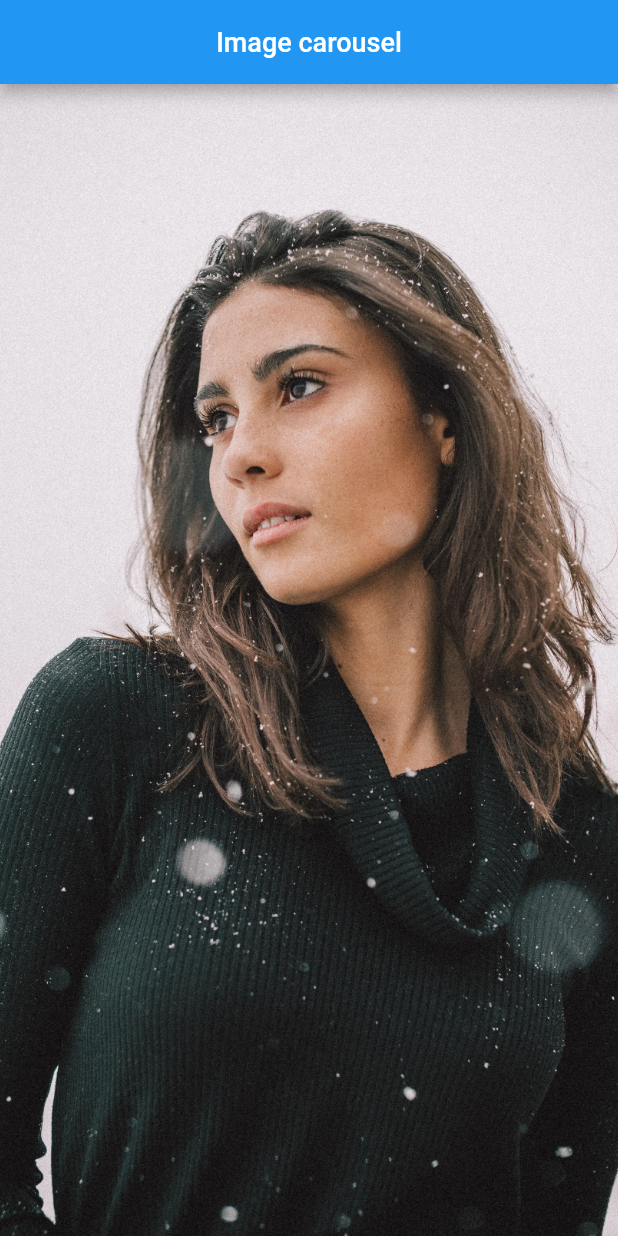
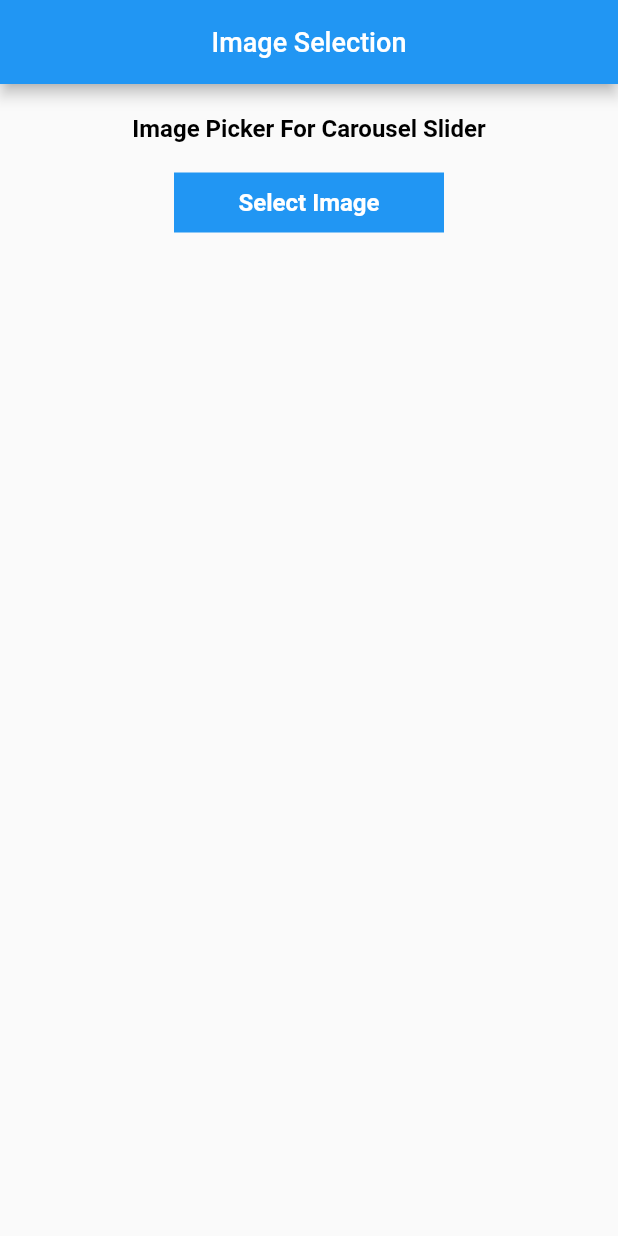
Before and after one commit to avnitambaliya31/File-Image-Carousel-Slider, a Flutter app: the screen it shows after launch, on a phone screen of 412 x 824 dp. Run offline on Flutter 3.47's test engine with Material 2 defaults, Android fonts, the light colour scheme and no system bars; drawn by our look-alikes of carousel_slider; our stand-ins replace image_picker.

Commit message:
File Iamge Carousel Slider

```diff
--- a/lib/home_page.dart
+++ b/lib/home_page.dart
@@ -1,5 +1,9 @@
+import 'dart:io';
+
 import 'package:carousel_slider/carousel_slider.dart';
 import 'package:flutter/material.dart';
+import 'package:image_picker/image_picker.dart';
+import 'package:image_slide_show/carousel_page.dart';
 
 class HomePage extends StatefulWidget {
   HomePage({Key? key}) : super(key: key);
@@ -9,15 +13,21 @@ class HomePage extends StatefulWidget {
 }
 
 class _HomePageState extends State<HomePage> {
-  List<String> listOfImages = [
-    "images/1.webp",
-    "images/2.webp",
-    "images/3.webp",
-    "images/4.webp",
-    "images/5.jpeg",
-    "images/splash3.jpg",
-    "images/splash3.webp"
-  ];
+  List<XFile> imageList = [];
+  final ImagePicker _picker = ImagePicker();
+
+  bool isSelectedImage = false;
+
+  imagePick() async {
+    try {
+      XFile? imageData = await _picker.pickImage(source: ImageSource.gallery);
+
+      setState(() {
+        imageList.add(imageData!);
+      });
+    } catch (e) {}
+  }
+
   @override
   Widget build(BuildContext context) {
     Size size = MediaQuery.of(context).size;
@@ -25,33 +35,124 @@ class _HomePageState extends State<HomePage> {
       appBar: AppBar(
         centerTitle: true,
         title: const Text(
-          "Image carousel",
+          "Image Selection",
           style: TextStyle(color: Colors.white, fontSize: 18),
         ),
       ),
       body: Container(
-          height: size.height,
-          width: size.width,
-          // color: Colors.red,
-          child: CarouselSlider(
-            items: listOfImages
-                .map((e) => Container(
-                      height: size.height,
-                      width: size.width,
-                      child: Image.asset(
-                        e,
-                        fit: BoxFit.cover,
+        height: size.height,
+        child: Column(
+          children: [
+            Expanded(
+              child: Column(
+                children: [
+                  const SizedBox(
+                    height: 20,
+                  ),
+                  const Center(
+                    child: Text(
+                      "Image Picker For Carousel Slider",
+                      style: TextStyle(
+                          color: Colors.black,
+                          fontSize: 16,
+                          fontWeight: FontWeight.bold),
+                    ),
+                  ),
+                  const SizedBox(
+                    height: 20,
+                  ),
+                  Container(
+                    height: 40,
+                    width: 180,
+                    color: Colors.blue,
+                    child: FlatButton(
+                      onPressed: () {
+                        imagePick();
+                        setState(() {
+                          isSelectedImage = true;
+                        });
+                      },
+                      child: const Text(
+                        "Select Image",
+                        style: TextStyle(
+                            color: Colors.white,
+                            fontSize: 16,
+                            fontWeight: FontWeight.bold),
                       ),
-                    ))
-                .toList(),
-            options: CarouselOptions(
-                viewportFraction: 1,
-                autoPlay: true,
-                autoPlayAnimationDuration: Duration(microseconds: 1000),
-                height: size.height,
-                autoPlayCurve: Curves.easeInOutCubicEmphasized,
-                scrollDirection: Axis.horizontal),
-          )),
+                    ),
+                  ),
+                  const SizedBox(
+                    height: 20,
+                  ),
+                  Expanded(
+                    child: GridView.builder(
+                        itemCount: imageList.length,
+                        gridDelegate:
+                            const SliverGridDelegateWithFixedCrossAxisCount(
+                                crossAxisCount: 3,
+                                mainAxisSpacing: 8,
+                                crossAxisSpacing: 8),
+                        itemBuilder: (context, index) {
+                          return SingleChildScrollView(
+                            child: Stack(
+                              children: [
+                                Container(
+                                  child:
+                                      Image.file(File(imageList[index].path)),
+                                ),
+                                GestureDetector(
+                                  onTap: () {
+                                    setState(() {
+                                      imageList.removeAt(index);
+                                    });
+                                  },
+                                  child: Container(
+                                    color: Colors.white,
+                                    child: Icon(
+                                      Icons.delete,
+                                      color: Colors.black,
+                                    ),
+                                  ),
+                                )
+                              ],
+                            ),
+                          );
+                        }),
+                  ),
+                ],
+              ),
+            ),
+            const SizedBox(
+              height: 8,
+            ),
+            isSelectedImage == true
+                ? Container(
+                    height: 50,
+                    width: 180,
+                    color: Colors.blue,
+                    child: FlatButton(
+                      onPressed: () {
+                        Navigator.of(context).push(MaterialPageRoute(
+                            builder: (_) => CarouselPage(
+                                  listCarousel: imageList,
+                                )));
+                      },
+                      child: const Text(
+                        "Make Carousel",
+                        style: TextStyle(
+                            color: Colors.white,
+                            fontSize: 16,
+                            fontWeight: FontWeight.bold),
+                      ),
+                    ),
+                  )
+                : Container(),
+            SizedBox(
+              height: 10,
+            )
+          ],
+        ),
+      ),
     );
   }
 }
--- a/lib/main.dart
+++ b/lib/main.dart
@@ -1,4 +1,5 @@
 import 'package:flutter/material.dart';
+import 'package:image_slide_show/carousel_page.dart';
 import 'package:image_slide_show/home_page.dart';
 
 void main() {
--- a/pubspec.yaml
+++ b/pubspec.yaml
@@ -36,6 +36,7 @@ dependencies:
   cupertino_icons: ^1.0.2
 
   carousel_slider: ^4.0.0
+  image_picker: ^0.8.4+2
 
 dev_dependencies:
   flutter_test:
```
Also changed, not shown: lib/carousel_page.dart (added, +54 -0 lines), pubspec.lock.
